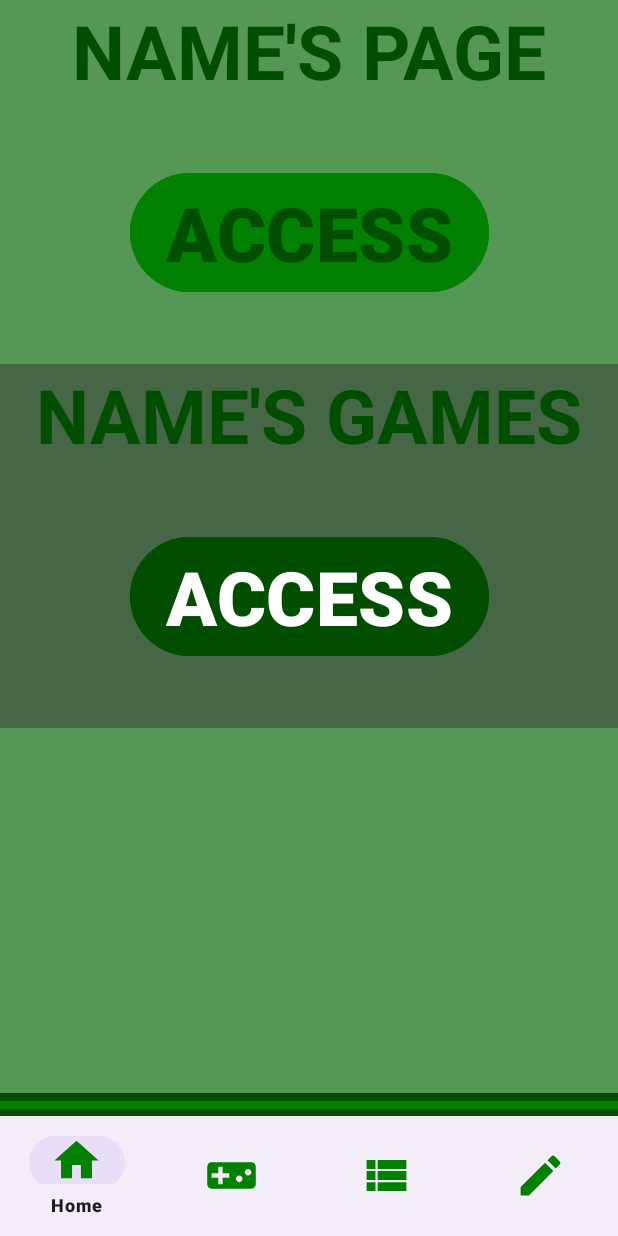
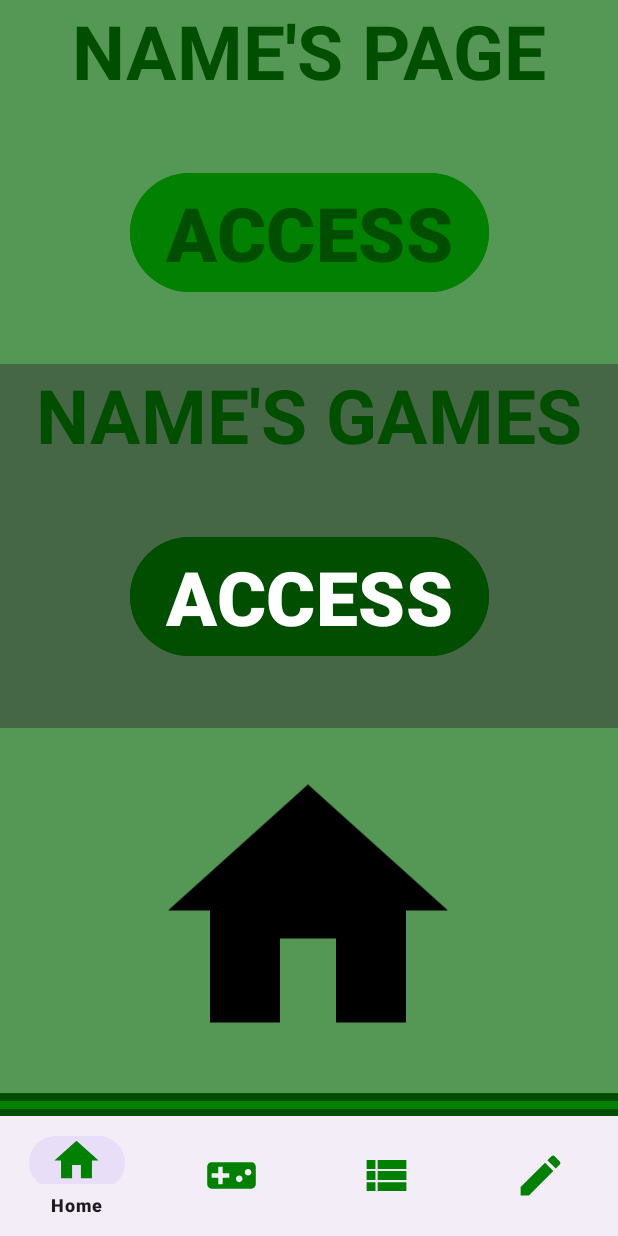
Before and after one commit to jvpts11/Trabalho-mobile-CJT, an Android app: the NewsFragment screen opened directly, with no data from a screen before it, on a phone screen of 412 x 824 dp. Run offline under Robolectric (Android 15) with nearby library versions, the phone set to English and light mode, and no system bars; our stand-ins replace Firebase (no records; nobody signed in at launch, a user with empty details on screens opened directly); 7 statements that could not run were skipped.

Commit message:
Adicionada a funcionalidade de noticias
Ainda há de ser implementada notificação para quando uma noticia for postada

```diff
--- a/app/src/main/AndroidManifest.xml
+++ b/app/src/main/AndroidManifest.xml
@@ -2,6 +2,7 @@
 <manifest xmlns:android="http://schemas.android.com/apk/res/android"
     xmlns:tools="http://schemas.android.com/tools">
 
+    <uses-permission android:name="android.permission.POST_NOTIFICATIONS" />
     <application
         android:allowBackup="true"
         android:dataExtractionRules="@xml/data_extraction_rules"
@@ -18,10 +19,6 @@
         <activity
             android:name=".ProfileActivity"
             android:exported="false" />
-        <activity
-            android:name=".SuggestionActivity"
-            android:exported="false"
-            android:parentActivityName=".MainActivity" />
         <activity
             android:name=".RegisterActivity"
             android:exported="false"
--- a/app/src/main/java/trabalho/mobile/cjt/fragments/NewsFragment.kt
+++ b/app/src/main/java/trabalho/mobile/cjt/fragments/NewsFragment.kt
@@ -1,20 +1,20 @@
 package trabalho.mobile.cjt.fragments
 
 import android.app.Activity
+import android.app.ProgressDialog
 import android.content.Intent
 import android.net.Uri
 import android.os.Bundle
-import android.provider.MediaStore
+import android.util.Log
 import android.view.LayoutInflater
 import android.view.View
 import android.view.ViewGroup
 import android.widget.Button
+import android.widget.ImageButton
 import android.widget.ImageView
 import android.widget.Toast
-import androidx.activity.result.contract.ActivityResultContracts
 import androidx.fragment.app.Fragment
 import com.bumptech.glide.Glide
-import com.bumptech.glide.request.RequestOptions
 import com.google.firebase.auth.FirebaseAuth
 import com.google.firebase.database.DataSnapshot
 import com.google.firebase.database.DatabaseError
@@ -27,6 +27,9 @@ import trabalho.mobile.cjt.ProfileActivity
 import trabalho.mobile.cjt.User
 import trabalho.mobile.cjt.UserGamesActivity
 import trabalho.mobile.cjt.databinding.FragmentNewsBinding
+import java.text.SimpleDateFormat
+import java.util.Date
+import java.util.Locale
 
 class NewsFragment : Fragment() {
 
@@ -40,7 +43,11 @@ class NewsFragment : Fragment() {
     private lateinit var profileAccessButton : Button
     private lateinit var userGamesAccessButton : Button
 
+    private lateinit var uploadButton: ImageButton
     private lateinit var newsImage : ImageView
+
+    private lateinit var storageRef: StorageReference
+    private var imageUri: Uri? = null
 
     override fun onCreate(savedInstanceState: Bundle?) {
         super.onCreate(savedInstanceState)
@@ -53,6 +60,7 @@ class NewsFragment : Fragment() {
             getUserData()
         }
 
+        storageRef = FirebaseStorage.getInstance().getReference("News")
     }
 
     override fun onCreateView(inflater: LayoutInflater, container: ViewGroup?, savedInstanceState: Bundle?): View? {
@@ -61,6 +69,9 @@ class NewsFragment : Fragment() {
         profileAccessButton = binding.profileAccessButton
         userGamesAccessButton = binding.userGamesAccessButton
         newsImage = binding.newsImage
+        uploadButton = binding.newsButtonUpload
+
+        getLatestImageFromFirebase(newsImage)
 
         profileAccessButton.setOnClickListener(){
             val intent = Intent(activity, ProfileActivity::class.java)
@@ -72,14 +83,89 @@ class NewsFragment : Fragment() {
             startActivity(intent)
         }
 
-        newsImage.setOnClickListener {
-            if(user.isAdmin) {
-                Toast.makeText(this.context, "Registering a new Champion!", Toast.LENGTH_SHORT)
+        dbRef.child(uid).addValueEventListener(object : ValueEventListener{
+            override fun onDataChange(snapshot: DataSnapshot) {
+                user = snapshot.getValue(User::class.java)!!
+                if(user.isAdmin){
+                    uploadButton.visibility = View.VISIBLE
+                    uploadButton.setOnClickListener {
+                        selectAndUploadImage()
+                    }
+
+                } else{
+                    uploadButton.visibility = View.INVISIBLE
+                }
             }
-        }
+
+            override fun onCancelled(error: DatabaseError) {
+
+            }
+        })
 
         return binding.root
     }
+
+    private fun selectAndUploadImage() {
+        val intent = Intent()
+        intent.type = "image/*"
+        intent.action = Intent.ACTION_GET_CONTENT
+        startActivityForResult(intent, 100)
+    }
+
+    private fun getLatestImageFromFirebase(imageView: ImageView) {
+        storageRef.listAll().addOnSuccessListener { result ->
+            val latestImage = result.items.lastOrNull()
+
+            if (latestImage != null) {
+                latestImage.downloadUrl.addOnSuccessListener { uri ->
+                    Glide.with(requireContext())
+                        .load(uri)
+                        .into(imageView)
+                }.addOnFailureListener {
+                    Log.d("FirebaseStorage", "Imagem obtida da firebase: ${it.message}")
+                }
+            } else {
+                Log.e("FirebaseStorage", "Nennhuma imagem obtida da pasta news!")
+            }
+        }.addOnFailureListener {exception->
+            Log.e("FirebaseStorage", "Erro ao obter lista de itens", exception)
+        }
+    }
+
+    private fun uploadImage(uri: Uri) {
+        val progressDialog = ProgressDialog(requireContext())
+        progressDialog.setTitle("Uploading File....")
+        progressDialog.show()
+
+        val formatter = SimpleDateFormat("yyyy_MM_dd_HH_mm_ss", Locale.CANADA)
+        val fileName = formatter.format(Date())
+        val fileRef = storageRef.child(fileName)
+
+        fileRef.putFile(uri)
+            .addOnSuccessListener { taskSnapshot ->
+                newsImage.setImageURI(null)
+                Toast.makeText(requireContext(), "Successfully Uploaded", Toast.LENGTH_SHORT).show()
+                getLatestImageFromFirebase(newsImage)
+                if (progressDialog.isShowing) progressDialog.dismiss()
+            }
+            .addOnFailureListener { e ->
+                if (progressDialog.isShowing) progressDialog.dismiss()
+                Log.e("FirebaseStorage", "Failed to Upload", e)
+                Toast.makeText(requireContext(), "Failed to Upload", Toast.LENGTH_SHORT).show()
+            }
+    }
+
+    override fun onActivityResult(requestCode: Int, resultCode: Int, data: Intent?) {
+        super.onActivityResult(requestCode, resultCode, data)
+        if (requestCode == 100 && resultCode == Activity.RESULT_OK && data != null) {
+            val imageUri = data.data
+            newsImage.setImageURI(imageUri)
+            imageUri?.let {
+                uploadImage(it)
+            }
+        }
+    }
+
 
     private fun getUserData(){
         dbRef.child(uid).addValueEventListener(object : ValueEventListener{
--- a/app/src/main/res/layout/fragment_news.xml
+++ b/app/src/main/res/layout/fragment_news.xml
@@ -85,12 +85,26 @@
         android:id="@+id/news_image"
         android:layout_width="224dp"
         android:layout_height="230dp"
+        android:src="@drawable/home_icon"
         app:layout_constraintBottom_toBottomOf="parent"
         app:layout_constraintEnd_toEndOf="parent"
+        app:layout_constraintHorizontal_bias="0.497"
         app:layout_constraintStart_toStartOf="parent"
         app:layout_constraintTop_toTopOf="parent"
         tools:src="@tools:sample/avatars"
         tools:srcCompat="@drawable/home_icon" />
+
+    <ImageButton
+        android:id="@+id/news_button_upload"
+        android:layout_width="70dp"
+        android:layout_height="80dp"
+        android:layout_marginEnd="4dp"
+        android:src="@drawable/arrow_up_icon"
+        android:text="Button"
+        app:layout_constraintBottom_toBottomOf="parent"
+        app:layout_constraintEnd_toEndOf="parent"
+        app:layout_constraintTop_toTopOf="parent" />
+
 </androidx.constraintlayout.widget.ConstraintLayout>
 
 
```
Also changed, not shown: app/src/main/java/trabalho/mobile/cjt/ProfileActivity.kt (+4 -4 lines).
